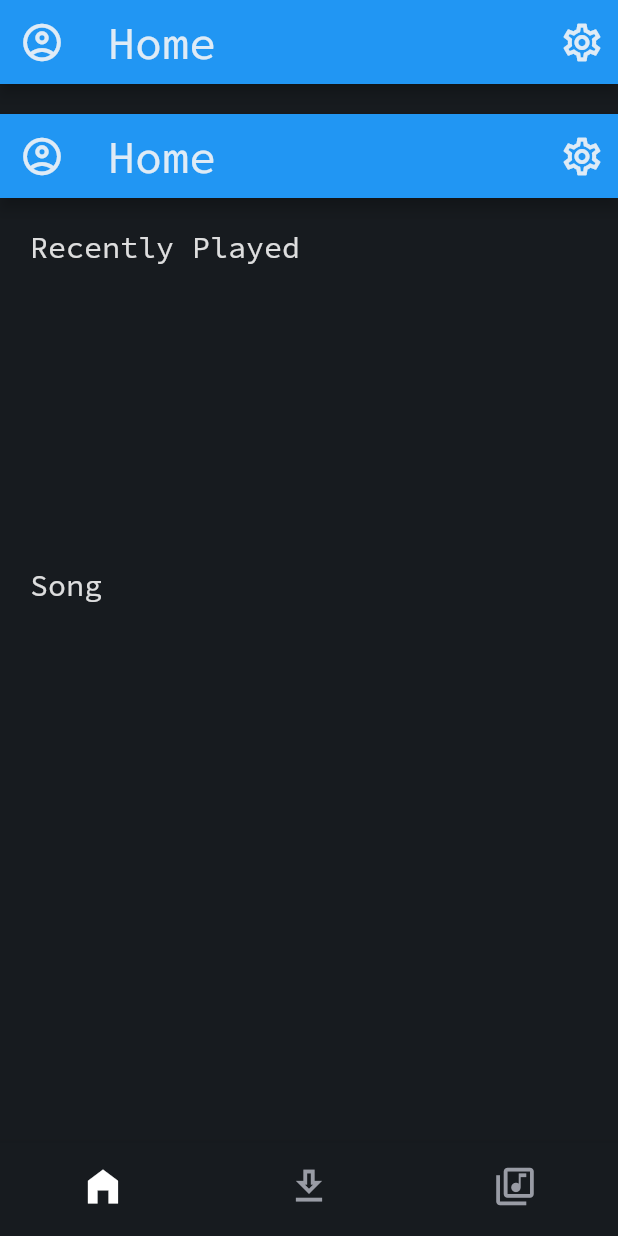
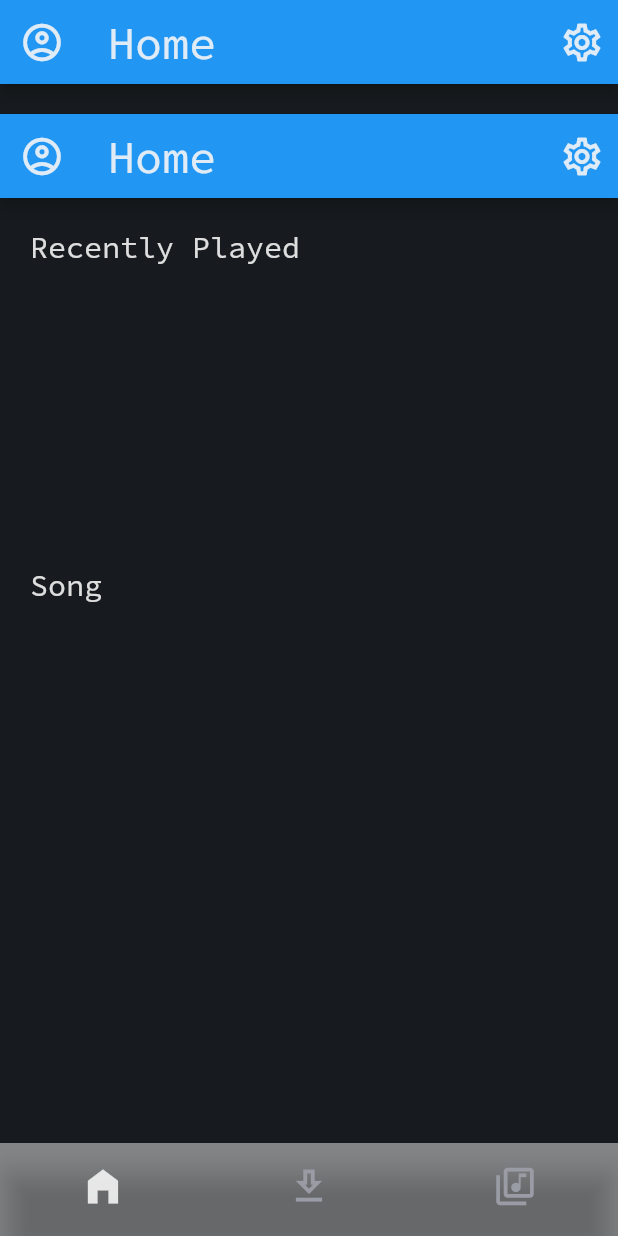
Before and after one commit to mstermigol/Sound, a Flutter app: the screen it shows after launch, on a phone screen of 412 x 824 dp. Run offline on Flutter 3.47's test engine with Material 2 defaults, Android fonts, the phone set to English and light mode, and no system bars.

Commit message:
changing route name

```diff
--- a/lib/main.dart
+++ b/lib/main.dart
@@ -23,7 +23,7 @@ class MyApp extends StatelessWidget {
       debugShowCheckedModeBanner: false,
       home: const MyHomePage(),
       routes: {
-        '/main': (context) => const HomeScreen(),
+        '/home': (context) => const HomeScreen(),
         '/download': (context) => const Pag2(),
         '/playlist': (context) => const Pag3(),
       },
@@ -45,8 +45,9 @@ class _MyHomePageState extends State<MyHomePage> {
   Widget build(BuildContext context) {
     return Scaffold(
       body: IndexedStack(
+        sizing: StackFit.expand,
         index: _selectedIndex,
-        children: [
+        children:[
           Navigator(
             onGenerateRoute: (settings) {
               return MaterialPageRoute(
@@ -82,10 +83,10 @@ class _MyHomePageState extends State<MyHomePage> {
               _selectedIndex = index;
             });
           },
-          backgroundColor: PALETTE.backgroud,
+          backgroundColor: PALETTE.backgroud.withOpacity(0.5),
           showSelectedLabels: false,
           showUnselectedLabels: false,
-          selectedItemColor: Colors.white,
+          selectedItemColor: PALETTE.blanco,
           unselectedItemColor: PALETTE.unSelected,
           items: const [
             BottomNavigationBarItem(icon: Icon(Icons.home_outlined),
```
